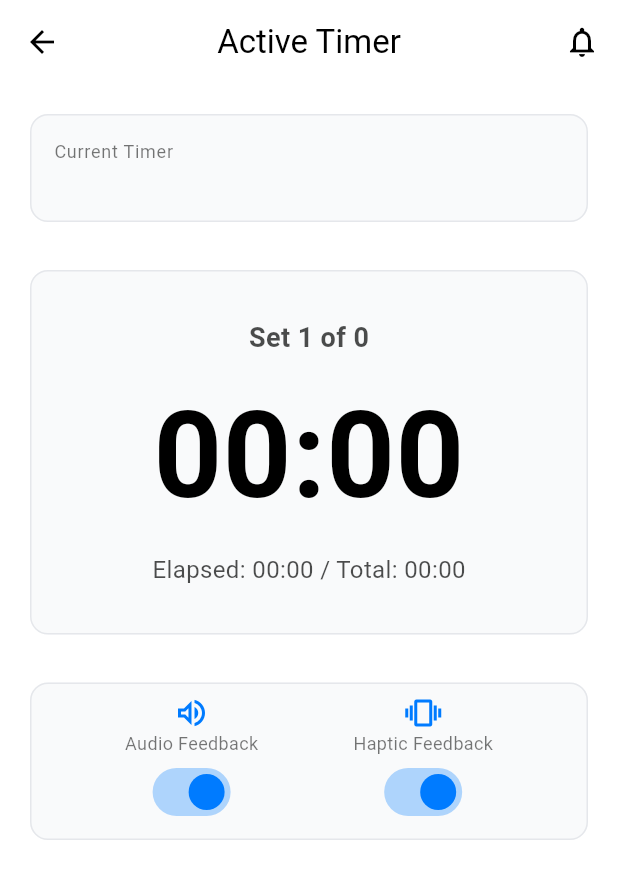
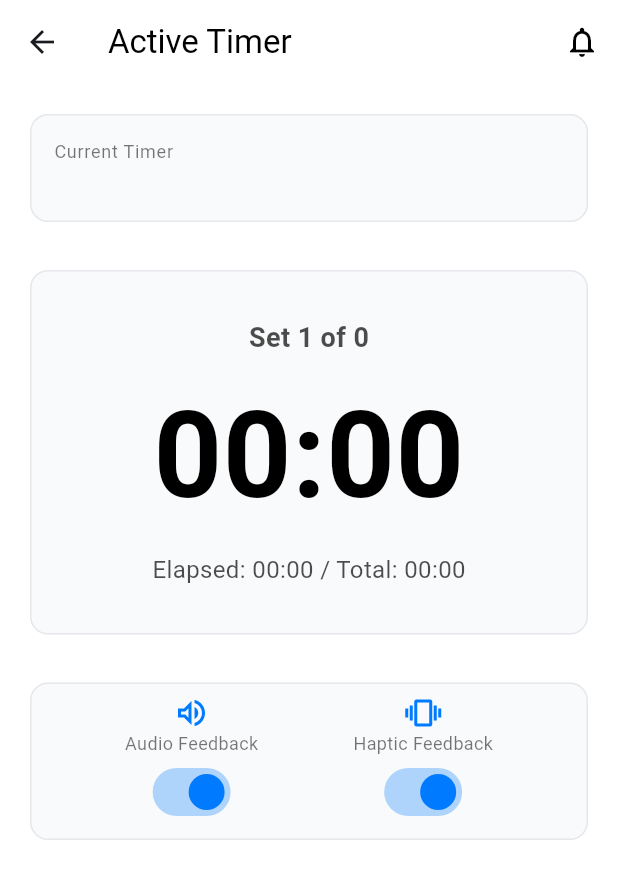
Before and after one commit to devgrg25/TickTalk-User-Stories-and-Project-Setup-Group-2-, a Flutter app: the CountdownScreen screen opened directly with empty values, on a phone screen of 412 x 824 dp. Shown: the top 879 px of the screen. Run offline on Flutter 3.47's test engine with Material 3 defaults, Android fonts, the phone set to English and light mode, and no system bars; our stand-ins replace flutter_tts, shared_preferences, speech_to_text; missing offline and left inert: google_speech; accounts and stored records are empty.

Commit message:
ui changes for button and countdown screen

```diff
--- a/lib/countdown_screen.dart
+++ b/lib/countdown_screen.dart
@@ -260,13 +260,13 @@ class _CountdownScreenState extends State<CountdownScreen> {
         backgroundColor: Colors.white,
         elevation: 0,
         title: const Text('Active Timer', style: TextStyle(color: textColor)),
-        centerTitle: true,
-        leading: IconButton(
+        //centerTitle: true,
+        /*leading: IconButton(
           icon: const Icon(Icons.arrow_back, color: textColor),
           onPressed: () {
             widget.onBack?.call();
           },
-        ),
+        ),*/
         actions: [
           IconButton(
             icon: const Icon(Icons.notifications_none_outlined, color: textColor),
--- a/lib/voice_controller.dart
+++ b/lib/voice_controller.dart
@@ -187,6 +187,7 @@ class VoiceController {
         sets: sets,
       );
     }
+    return null;
   }
 
   Future<void> startListeningForTimer({
```
Also changed, not shown: lib/MainPage.dart (+6 -3 lines).
